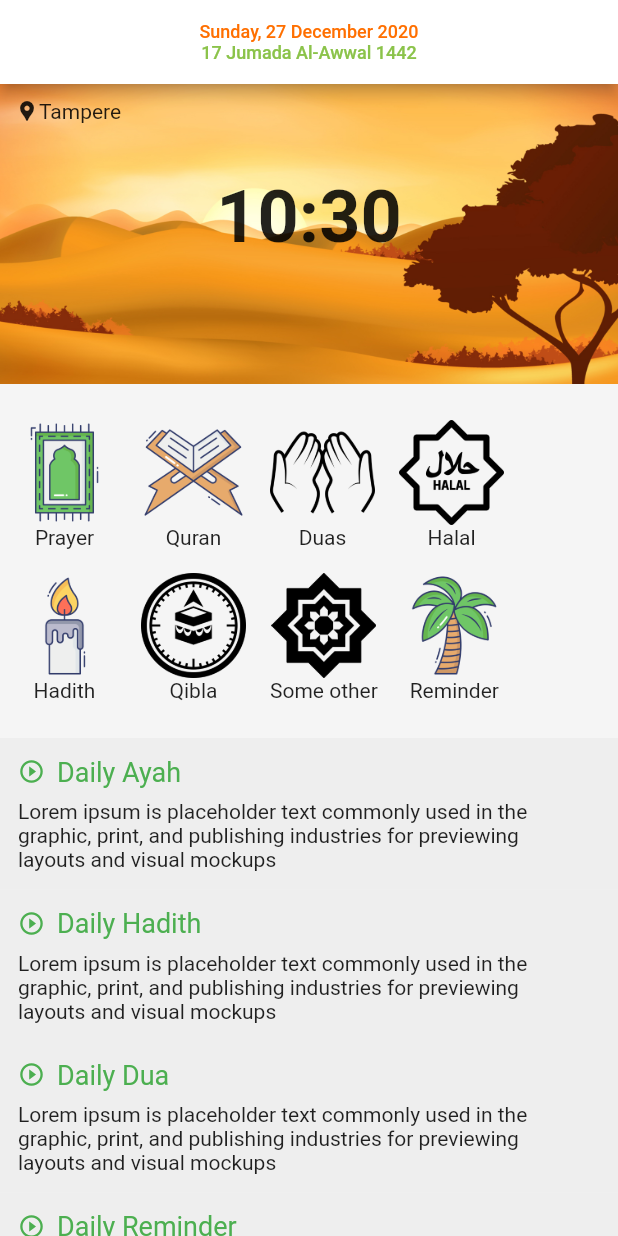
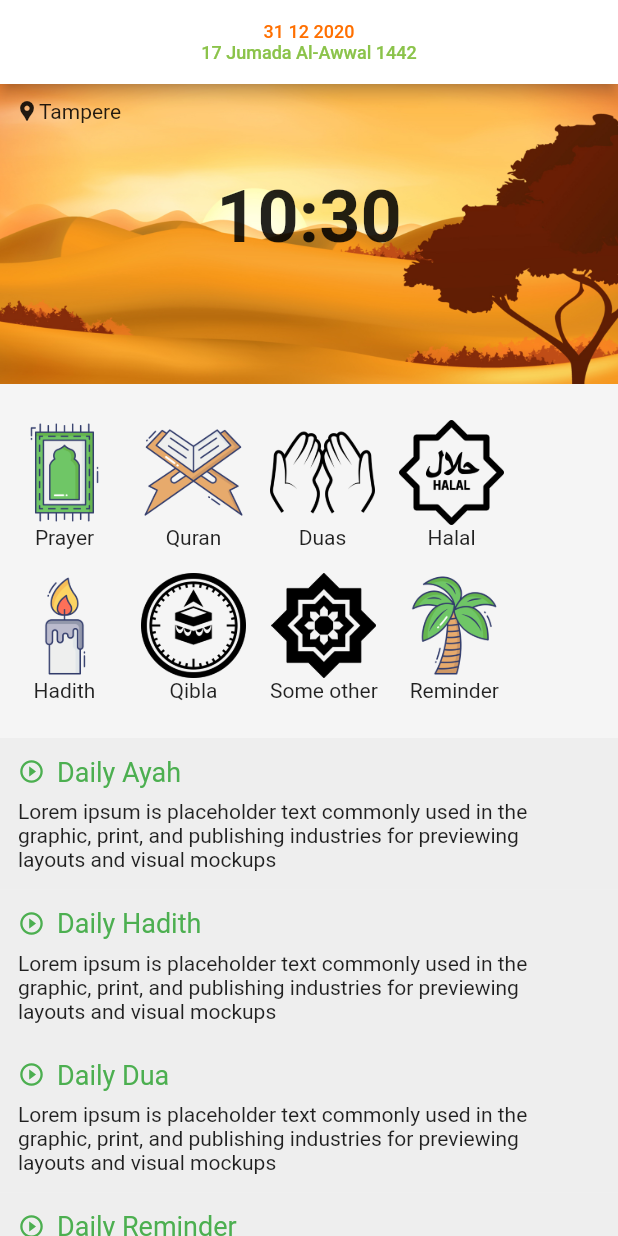
Before and after one commit to almumin/almuslim, a Flutter app: the screen it shows after launch, on a phone screen of 412 x 824 dp. Run offline on Flutter 3.47's test engine with Material 2 defaults, Android fonts, the phone set to English and light mode, and no system bars; our stand-ins replace adhan, hijri.

Commit message:
update date format in home screen

```diff
--- a/lib/screens/home.dart
+++ b/lib/screens/home.dart
@@ -5,10 +5,11 @@ import 'package:almuslim/widgets/home-icon.dart';
 import 'package:flutter/cupertino.dart';
 import 'package:flutter/material.dart';
 import 'package:hijri/hijri_calendar.dart';
+import 'package:intl/intl.dart';
 
 class HomeView extends StatelessWidget {
   HijriCalendar _hijriToday = new HijriCalendar.now();
-  DateTime today = new DateTime.now();
+  DateTime today = DateTime.now();
 
   @override
   Widget build(BuildContext context) {
@@ -20,7 +21,7 @@ class HomeView extends StatelessWidget {
               child: Column(
                 children: [
                   Text(
-                    "Sunday, 27 December 2020",
+                    "${today.day} ${today.month} ${today.year}",
                     textAlign: TextAlign.center,
                     style:
                         TextStyle(color: Colors.amber.shade900, fontSize: 12),
--- a/pubspec.yaml
+++ b/pubspec.yaml
@@ -30,6 +30,7 @@ dependencies:
   cupertino_icons: ^1.0.0
   hijri: ^2.0.3
   adhan: ^1.1.13
+  intl: ^0.16.1
 
 dev_dependencies:
   flutter_test:
```
Also changed, not shown: pubspec.lock.
